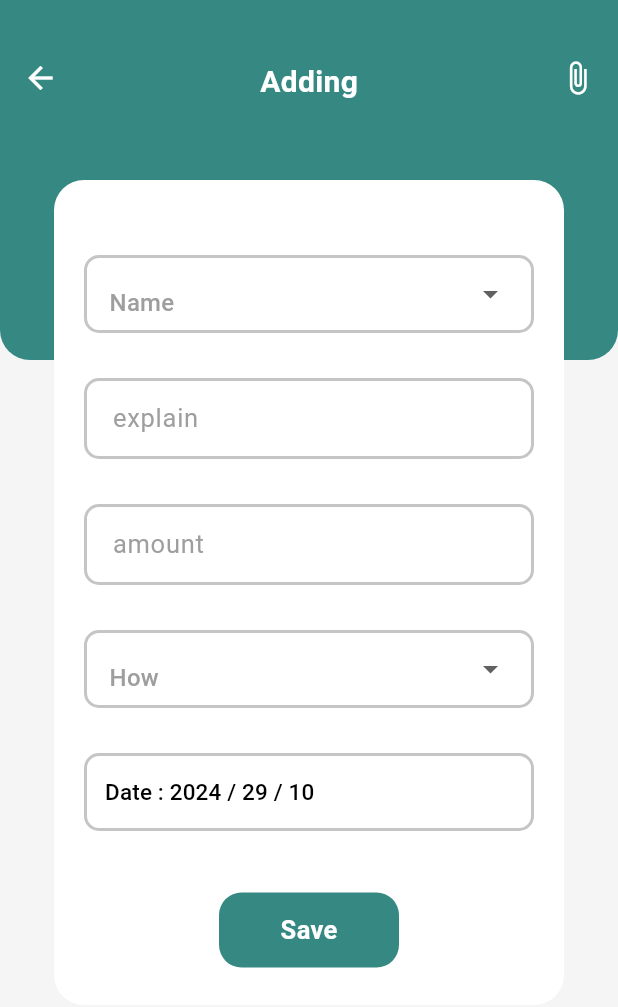
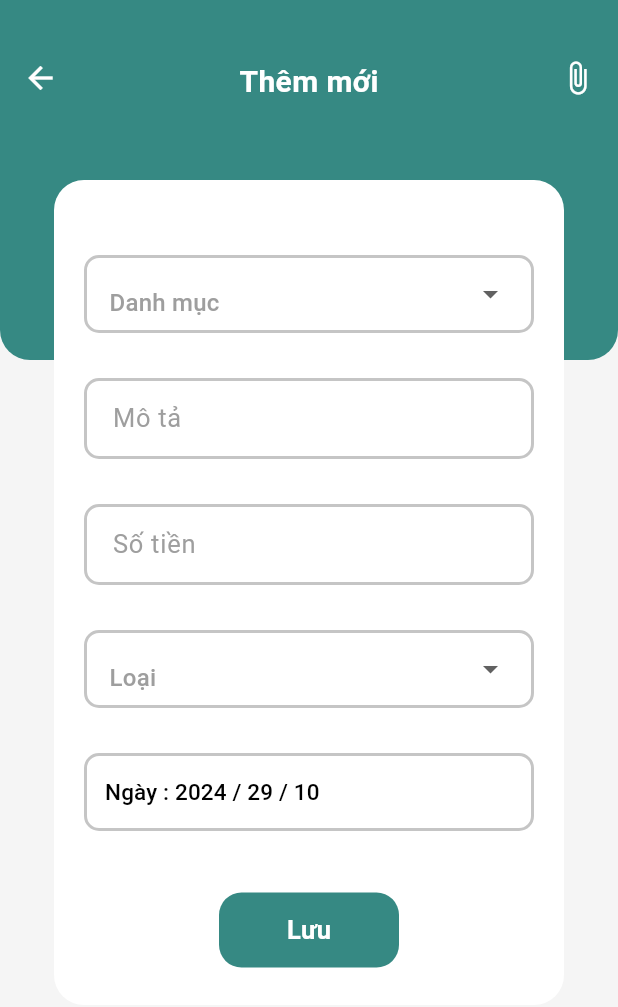
Before and after one commit to NguyenNhatHuynh/Finance-XD-App, a Flutter app: the Add_Screen screen opened directly, on a phone screen of 412 x 824 dp. Shown: the top 1007 px of the screen. Run offline on Flutter 3.47's test engine with Material 3 defaults, Android fonts, the phone set to English and light mode, and no system bars; our stand-ins replace hive, hive_flutter, syncfusion_flutter_charts; accounts and stored records are empty.

Commit message:
Update App file

```diff
--- a/lib/Screens/add.dart
+++ b/lib/Screens/add.dart
@@ -18,15 +18,10 @@ class _Add_ScreenState extends State<Add_Screen> {
   FocusNode ex = FocusNode();
   final TextEditingController amount_c = TextEditingController();
   FocusNode amount_ = FocusNode();
-  final List<String> _item = [
-    'food',
-    "Transfer",
-    "Transportation",
-    "Education"
-  ];
+  final List<String> _item = ['Đồ ăn', "Chuyển khoản", "Di chuyển", "Giáo dục"];
   final List<String> _itemei = [
-    'Income',
-    "Expand",
+    'Thu nhập',
+    "Chi phí",
   ];
   @override
   void initState() {
@@ -103,7 +98,7 @@ class _Add_ScreenState extends State<Add_Screen> {
         width: 120,
         height: 50,
         child: Text(
-          'Save',
+          'Lưu',
           style: TextStyle(
             fontFamily: 'f',
             fontWeight: FontWeight.w600,
@@ -135,7 +130,7 @@ class _Add_ScreenState extends State<Add_Screen> {
           });
         },
         child: Text(
-          'Date : ${date.year} / ${date.day} / ${date.month}',
+          'Ngày : ${date.year} / ${date.day} / ${date.month}',
           style: TextStyle(
             fontSize: 15,
             color: Colors.black,
@@ -189,7 +184,7 @@ class _Add_ScreenState extends State<Add_Screen> {
           hint: Padding(
             padding: const EdgeInsets.only(top: 12),
             child: Text(
-              'How',
+              'Loại',
               style: TextStyle(color: Colors.grey),
             ),
           ),
@@ -210,7 +205,7 @@ class _Add_ScreenState extends State<Add_Screen> {
         controller: amount_c,
         decoration: InputDecoration(
           contentPadding: EdgeInsets.symmetric(horizontal: 15, vertical: 15),
-          labelText: 'amount',
+          labelText: 'Số tiền',
           labelStyle: TextStyle(fontSize: 17, color: Colors.grey.shade500),
           enabledBorder: OutlineInputBorder(
               borderRadius: BorderRadius.circular(10),
@@ -231,7 +226,7 @@ class _Add_ScreenState extends State<Add_Screen> {
         controller: expalin_C,
         decoration: InputDecoration(
           contentPadding: EdgeInsets.symmetric(horizontal: 15, vertical: 15),
-          labelText: 'explain',
+          labelText: 'Mô tả',
           labelStyle: TextStyle(fontSize: 17, color: Colors.grey.shade500),
           enabledBorder: OutlineInputBorder(
               borderRadius: BorderRadius.circular(10),
@@ -300,7 +295,7 @@ class _Add_ScreenState extends State<Add_Screen> {
           hint: Padding(
             padding: const EdgeInsets.only(top: 12),
             child: Text(
-              'Name',
+              'Danh mục',
               style: TextStyle(color: Colors.grey),
             ),
           ),
@@ -341,7 +336,7 @@ class _Add_ScreenState extends State<Add_Screen> {
                       child: Icon(Icons.arrow_back, color: Colors.white),
                     ),
                     Text(
-                      'Adding',
+                      'Thêm mới',
                       style: TextStyle(
                           fontSize: 20,
                           fontWeight: FontWeight.w600,
```
